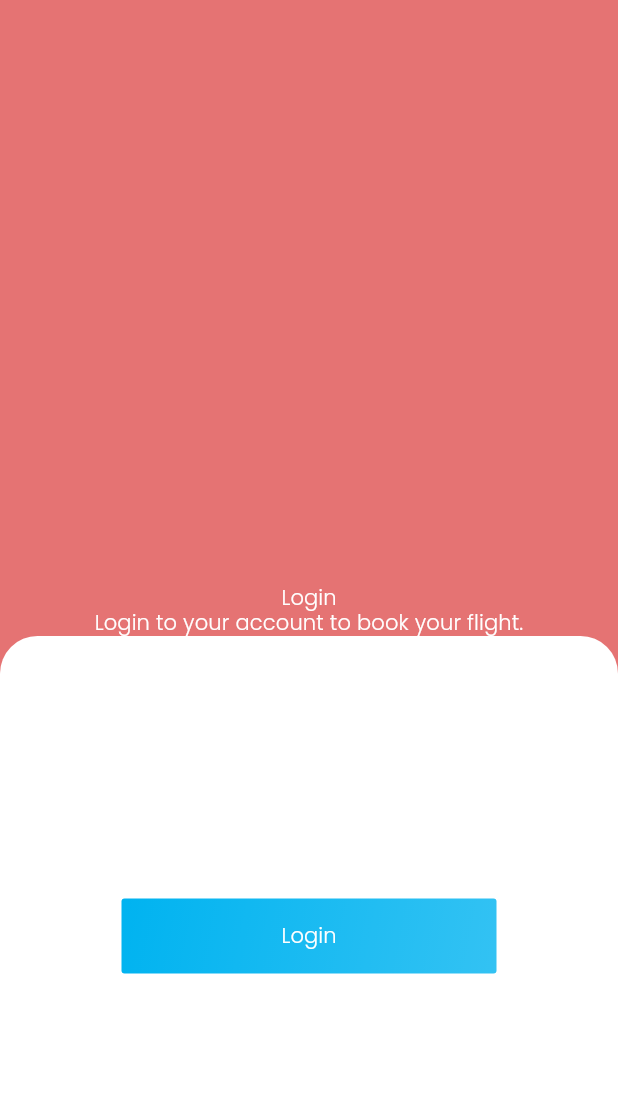
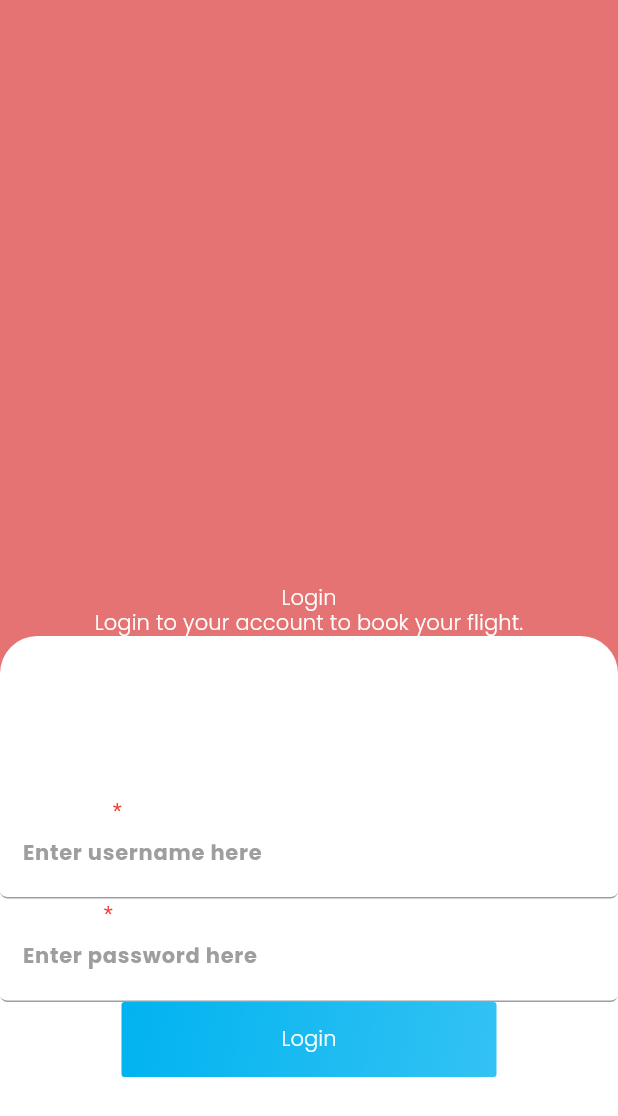
Before and after one commit to ZaryabAlam/Travelv2, a Flutter app: the screen it shows after launch, on a phone screen of 412 x 824 dp. Shown: the top 1116 px of the screen. Run offline on Flutter 3.47's test engine with Material 3 defaults, Android fonts, the phone set to English and light mode, and no system bars; our stand-ins replace flutter_animate, get, google_fonts, qr_flutter, smooth_page_indicator.

Commit message:
required textfield add

```diff
--- a/lib/app/utils/custom_widgets/custom_textfield.dart
+++ b/lib/app/utils/custom_widgets/custom_textfield.dart
@@ -3,6 +3,7 @@ import 'package:flutter/services.dart';
 import 'package:get/get.dart';
 import 'package:travel_app/app/configs/app_border_radius.dart';
 import 'package:travel_app/app/configs/app_size_config.dart';
+
 
 class CustomTextField extends StatelessWidget {
   final TextEditingController textEditingController;
--- /dev/null
+++ b/lib/app/utils/custom_widgets/custom_textfield_required.dart
@@ -0,0 +1,155 @@
+// ignore_for_file: camel_case_types
+
+import 'package:flutter/material.dart';
+import 'package:flutter/services.dart';
+import 'package:get/get.dart';
+import 'package:travel_app/app/configs/app_border_radius.dart';
+import 'package:travel_app/app/configs/app_size_config.dart';
+
+class Custom_textfield_required extends StatelessWidget {
+  const Custom_textfield_required({
+    this.validator,
+    this.readOnly,
+    this.icon,
+    this.obscureText,
+    this.onTap,
+    this.focusNode,
+    this.keyboardType,
+    this.maxlength,
+    this.inputformatter,
+    this.errorText,
+    this.errorColor,
+    this.onChanged,
+    this.prefixText,
+    this.suffixText,
+    this.maxLines = 1,
+    this.contentpadding,
+    this.isRequired = false,
+    super.key,
+    required this.controller,
+    required this.requiredLabel,
+    required this.hint,
+  });
+
+  final TextEditingController controller;
+  final String requiredLabel;
+  final String hint;
+  final TextInputType? keyboardType;
+  final String? Function(String?)? validator;
+  final bool? readOnly;
+  final String? errorText;
+  final Widget? icon;
+  final bool? obscureText;
+  final bool? isRequired;
+  final Function()? onTap;
+  final Function(String? value)? onChanged;
+  final FocusNode? focusNode;
+  final int? maxlength;
+  final List<TextInputFormatter>? inputformatter;
+  final Color? errorColor;
+  final String? prefixText;
+  final String? suffixText;
+  final int? maxLines;
+  final EdgeInsetsGeometry? contentpadding;
+
+  @override
+  Widget build(BuildContext context) {
+    var theme = context.theme.colorScheme;
+    HeightWidth(context);
+    return Column(
+      children: [
+        Align(
+          alignment: Alignment.centerLeft,
+          child: RichText(
+            text: TextSpan(
+              children: [
+                TextSpan(
+                  text: requiredLabel,
+                ),
+                TextSpan(
+                  text: ' *',
+                  style: TextStyle(color: Colors.red),
+                ),
+              ],
+            ),
+          ),
+        ),
+        TextFormField(
+          maxLines: maxLines,
+          maxLength: maxlength,
+          inputFormatters: inputformatter,
+          keyboardType: keyboardType,
+          controller: controller,
+          readOnly: readOnly ?? false,
+          focusNode: focusNode,
+          validator: validator,
+          obscureText: obscureText ?? false,
+          cursorColor: theme.onPrimary,
+          onChanged: onChanged,
+          decoration: InputDecoration(
+            prefixText: prefixText,
+            suffixText: suffixText,
+            prefixStyle: TextStyle(
+                fontSize: 15,
+                fontWeight: FontWeight.w400,
+                color: theme.onPrimary),
+            suffixStyle: TextStyle(
+                fontSize: 15,
+                fontWeight: FontWeight.w400,
+                color: theme.onPrimary),
+            contentPadding: contentpadding ??
+                const EdgeInsets.only(left: 15, right: 15, top: 5),
+            isDense: true,
+            focusedErrorBorder: OutlineInputBorder(
+              borderSide: BorderSide(
+                color: errorColor ?? Colors.transparent,
+              ),
+              borderRadius: AppBorderRadius.circularBorderNormal,
+            ),
+            focusedBorder: UnderlineInputBorder(
+                borderSide: const BorderSide(
+                  color: Colors.grey,
+                ),
+                borderRadius: AppBorderRadius.circularBorderNormal),
+            enabledBorder: UnderlineInputBorder(
+              borderSide: const BorderSide(
+                color: Colors.grey,
+              ),
+              borderRadius: AppBorderRadius.circularBorderNormal,
+            ),
+            errorBorder: OutlineInputBorder(
+              borderSide: BorderSide(
+                color: errorColor ?? Colors.transparent,
+              ),
+              borderRadius: AppBorderRadius.circularBorderNormal,
+            ),
+            suffixIcon: IconButton(
+              icon: icon ?? const SizedBox.shrink(),
+              onPressed: onTap,
+            ),
+            border: UnderlineInputBorder(
+              borderSide: const BorderSide(
+                color: Colors.grey,
+              ),
+              borderRadius: AppBorderRadius.circularBorderNormal,
+            ),
+            fillColor: Colors.transparent,
+            errorStyle: const TextStyle(
+              color: Colors.red,
+              fontSize: 11,
+            ),
+            floatingLabelAlignment: FloatingLabelAlignment.start,
+            floatingLabelBehavior: FloatingLabelBehavior.auto,
+            hintText: hint,
+            hintStyle: const TextStyle(
+                color: Colors.grey,
+                fontSize: 14.0,
+                fontWeight: FontWeight.bold),
+            filled: false,
+            errorText: errorText,
+          ),
+        )
+      ],
+    );
+  }
+}
--- a/lib/main.dart
+++ b/lib/main.dart
@@ -3,7 +3,6 @@ import 'package:get/get.dart';
 import 'package:google_fonts/google_fonts.dart';
 import 'package:travel_app/app/configs/app_colors.dart';
 import 'package:travel_app/presentation/auth/login_screen.dart';
-import 'package:travel_app/presentation/splash_screen/splash_screen.dart';
 
 void main() {
   runApp(const MyApp());
--- a/lib/presentation/auth/login_screen.dart
+++ b/lib/presentation/auth/login_screen.dart
@@ -2,6 +2,7 @@ import 'package:flutter/material.dart';
 import 'package:get/get.dart';
 import 'package:travel_app/app/utils/custom_widgets/common_text.dart';
 import 'package:travel_app/app/utils/custom_widgets/custom_button.dart';
+import 'package:travel_app/app/utils/custom_widgets/custom_textfield_required.dart';
 import 'package:travel_app/presentation/auth/register_screen.dart';
 
 class LoginScreen extends StatefulWidget {
@@ -12,6 +13,10 @@ class LoginScreen extends StatefulWidget {
 }
 
 class _LoginScreenState extends State<LoginScreen> {
+  final userController = TextEditingController();
+  final agentController = TextEditingController();
+  final passController = TextEditingController();
+
   @override
   Widget build(BuildContext context) {
     return Scaffold(
@@ -55,6 +60,15 @@ class _LoginScreenState extends State<LoginScreen> {
                       child: Column(
                         mainAxisAlignment: MainAxisAlignment.center,
                         children: [
+                          Custom_textfield_required(
+                              requiredLabel: "Username",
+                              hint: "Enter username here",
+                              controller: userController),
+                          Custom_textfield_required(
+                              requiredLabel: "Password",
+                              hint: "Enter password here",
+                              obscureText: true,
+                              controller: passController),
                           CustomButton(
                               onPress: () {
                                 Get.to(() => RegisterScreen());
```
